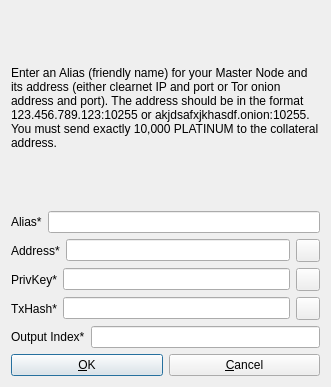
First picture: the form in src/qt/forms/addeditadrenalinenode.ui, repository payplatinum/platinum, before the edit.
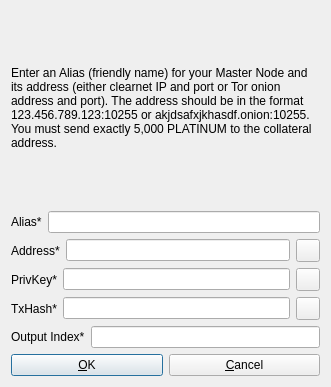
Second picture: the form after the edit. Icons and pictures are not drawn.

What changed in the file:
```diff
--- a/src/qt/forms/addeditadrenalinenode.ui
+++ b/src/qt/forms/addeditadrenalinenode.ui
@@ -26,7 +26,7 @@
       </sizepolicy>
      </property>
      <property name="text">
-      <string>&lt;html&gt;&lt;head/&gt;&lt;body&gt;&lt;p&gt;Enter an Alias (friendly name) for your Master Node and its address (either clearnet IP and port or Tor onion address and port). The address should be in the format 123.456.789.123:10255 or akjdsafxjkhasdf.onion:10255. You must send exactly 10,000 PLATINUM to the collateral address.&lt;/p&gt;&lt;/body&gt;&lt;/html&gt;</string>
+      <string>&lt;html&gt;&lt;head/&gt;&lt;body&gt;&lt;p&gt;Enter an Alias (friendly name) for your Master Node and its address (either clearnet IP and port or Tor onion address and port). The address should be in the format 123.456.789.123:10255 or akjdsafxjkhasdf.onion:10255. You must send exactly 5,000 PLATINUM to the collateral address.&lt;/p&gt;&lt;/body&gt;&lt;/html&gt;</string>
      </property>
      <property name="wordWrap">
       <bool>true</bool>
```
